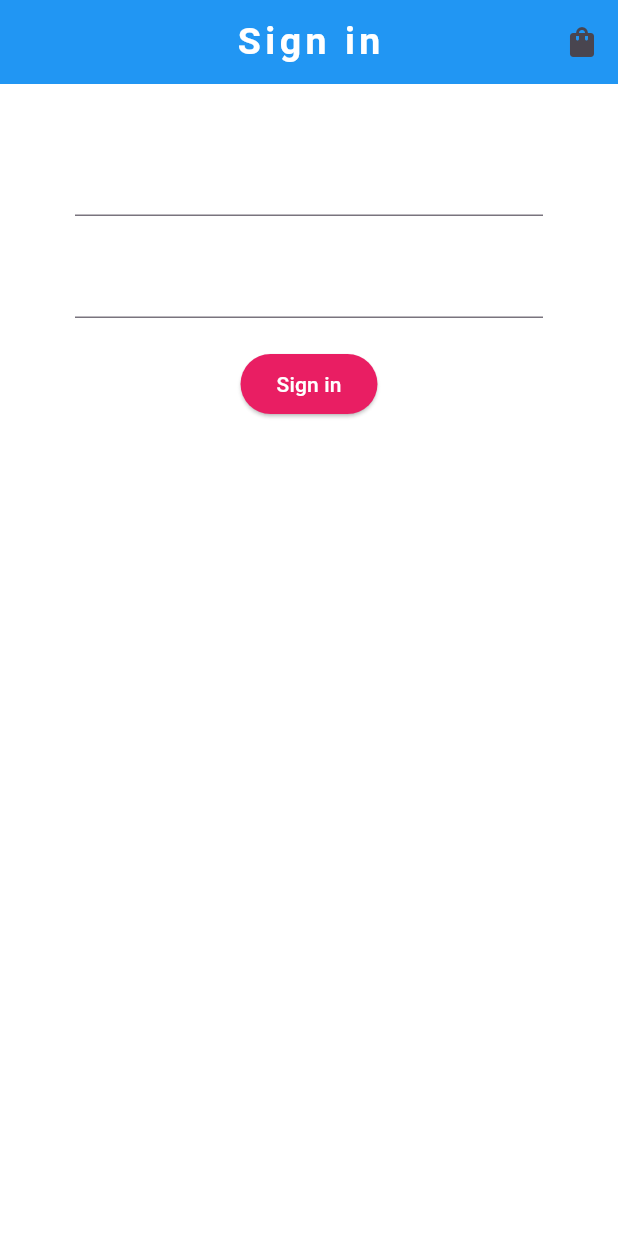
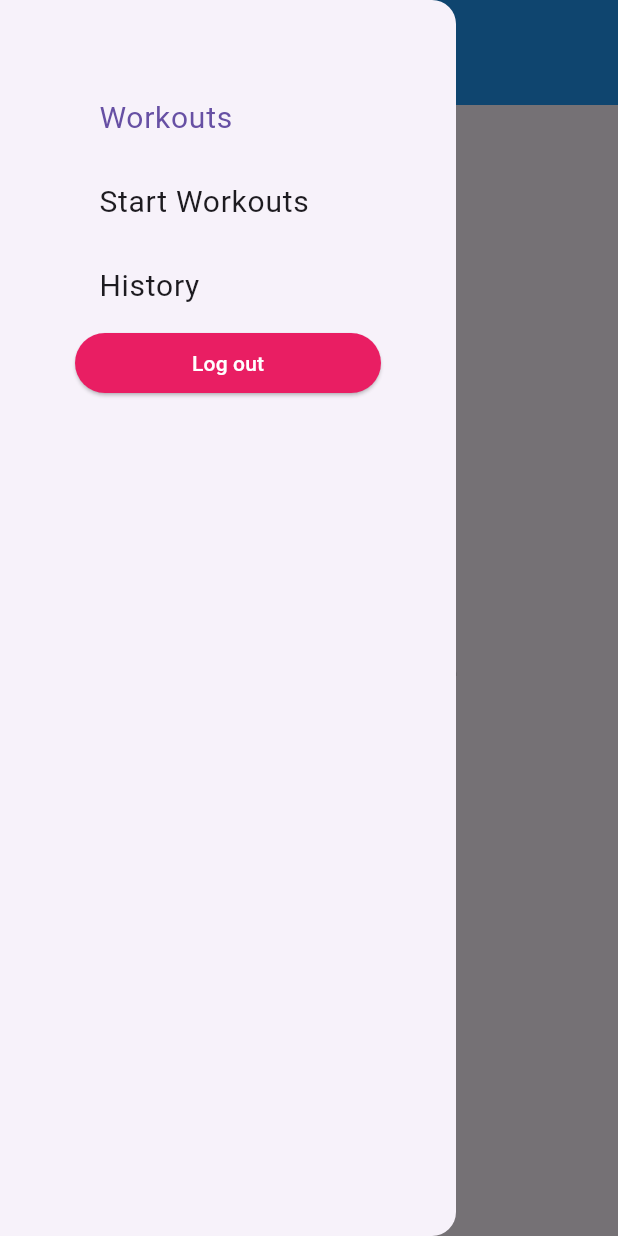
Before and after one commit to AsgerJarkKappel/fitnessTracker, a Flutter app: the screen it shows after launch, with the side drawer open (before the commit the screen has no drawer), on a phone screen of 412 x 824 dp. Run offline on Flutter 3.47's test engine with Material 3 defaults, Android fonts, the phone set to English and light mode, and no system bars; generated files the repository leaves out were written again; Roboto replaces fonts that are missing (Arial).

Commit message:
Sidebar and navigation working on home pages

```diff
--- a/lib/main.dart
+++ b/lib/main.dart
@@ -1,4 +1,6 @@
 import 'package:flutter/material.dart';
+import 'package:flutter_application_1/src/screens/authenticate/authenticate.dart';
+import 'package:flutter_application_1/src/screens/home/home.dart';
 import 'package:flutter_application_1/src/wrapper.dart';
 
 import 'src/app.dart';
@@ -53,6 +55,6 @@ class MyAppDefault extends StatelessWidget {
           scaffoldBackgroundColor: const Color.fromARGB(255, 216, 216, 216),
           useMaterial3: true,
         ),
-        home: const Wrapper());
+        home: const Home());
   }
 }
--- a/lib/src/app.dart
+++ b/lib/src/app.dart
@@ -7,6 +7,7 @@ import 'sample_feature/sample_item_list_view.dart';
 import 'settings/settings_controller.dart';
 import 'settings/settings_view.dart';
 
+/// CURENTLY UNSUSED!!!
 /// The Widget that configures your application.
 class MyApp extends StatelessWidget {
   const MyApp({
--- a/lib/src/screens/authenticate/authenticate.dart
+++ b/lib/src/screens/authenticate/authenticate.dart
@@ -1,6 +1,6 @@
 import 'package:flutter/material.dart';
 import 'package:flutter_application_1/src/screens/authenticate/register.dart';
-import 'package:flutter_application_1/src/screens/authenticate/signIn.dart';
+import 'package:flutter_application_1/src/screens/authenticate/sign_in.dart';
 
 class Authenticate extends StatefulWidget {
   const Authenticate({super.key});
--- a/lib/src/screens/authenticate/signIn.dart
+++ b/lib/src/screens/authenticate/sign_in.dart
@@ -1,7 +1,7 @@
 import 'package:flutter/material.dart';
 
 class SignIn extends StatefulWidget {
-  const SignIn({super.key, required this.toggleView});
+  const SignIn({Key? key, required this.toggleView}) : super(key: key);
 
   final Function toggleView;
 
@@ -25,16 +25,9 @@ class _SignInState extends State<SignIn> {
       backgroundColor: Colors.white,
       appBar: AppBar(
         centerTitle: true,
-        // TRY THIS: Try changing the color here to a specific color (to
-        // Colors.amber, perhaps?) and trigger a hot reload to see the AppBar
-        // change color while the other colors stay the same.
         backgroundColor: Colors.blue,
-
-        // Here we take the value from the MyHomePage object that was created by
-        // the App.build method, and use it to set our appbar title.
-
         title: const Text(
-          "Sign in",
+          "Sign up",
           style: TextStyle(
               color: Colors.white,
               fontSize: 25,
@@ -42,23 +35,33 @@ class _SignInState extends State<SignIn> {
               letterSpacing: 3,
               fontWeight: FontWeight.bold),
         ),
+        toolbarHeight: 70,
         actions: <Widget>[
           IconButton(
               onPressed: () {
                 widget.toggleView();
               },
-              icon: const Icon(Icons.shopping_bag_rounded))
+              icon: const Icon(Icons.shopping_bag_rounded)),
         ],
       ),
-      body: Container(
-          padding: const EdgeInsets.symmetric(vertical: 20, horizontal: 50),
+      body: Center(
+        child: Container(
+          padding: const EdgeInsets.symmetric(horizontal: 50),
           child: Form(
             //Associate form key with form
             key: _formKey,
             child: Column(
+              mainAxisAlignment:
+                  MainAxisAlignment.center, // Centering vertically
+              // Stretching horizontally
               children: <Widget>[
-                const SizedBox(height: 20.0),
                 TextFormField(
+                  decoration: const InputDecoration(
+                    border: OutlineInputBorder(),
+                    icon: Icon(Icons.email),
+                    hintText: 'Enter e-mail',
+                    labelText: 'E-mail',
+                  ),
                   validator: (value) =>
                       value!.isEmpty ? 'Enter an email' : null,
                   //update the value of email when ever it changes
@@ -68,8 +71,15 @@ class _SignInState extends State<SignIn> {
                     });
                   },
                 ),
-                const SizedBox(height: 20.0),
+                const SizedBox(
+                  height: 20.0,
+                ),
                 TextFormField(
+                  decoration: const InputDecoration(
+                    border: OutlineInputBorder(),
+                    icon: Icon(Icons.password),
+                    labelText: 'Password',
+                  ),
                   validator: (value) => value!.length < 6
                       ? 'Enter a password 6+ chars long'
                       : null,
@@ -78,7 +88,8 @@ class _SignInState extends State<SignIn> {
                     setState(() {
                       password = val;
                     });
-                    }),
+                  },
+                ),
                 const SizedBox(height: 20.0),
                 ElevatedButton(
                   //Async because of Firebase communication takes time
@@ -86,21 +97,23 @@ class _SignInState extends State<SignIn> {
                     print("Sign in pressed");
                   },
                   style: ButtonStyle(
-                    backgroundColor: MaterialStateProperty.all<Color>(
-                        Colors.pink), // sets the background color of the button
-                    foregroundColor: MaterialStateProperty.all<Color>(
-                        Colors.white), // sets the text color of the button
+                    backgroundColor:
+                        MaterialStateProperty.all<Color>(Colors.pink),
+                    foregroundColor:
+                        MaterialStateProperty.all<Color>(Colors.white),
                   ),
                   child: const Text('Sign in'),
                 ),
-                const SizedBox(
-                  height: 12.0,
+                const SizedBox(height: 12.0),
+                Text(
+                  error,
+                  style: const TextStyle(color: Colors.red, fontSize: 14.0),
                 ),
-                Text(error,
-                    style: const TextStyle(color: Colors.red, fontSize: 14.0))
               ],
             ),
-          )),
+          ),
+        ),
+      ),
     );
   }
 }
--- a/lib/src/screens/home/home.dart
+++ b/lib/src/screens/home/home.dart
@@ -1,22 +1,139 @@
 import 'package:flutter/material.dart';
 
 class Home extends StatelessWidget {
-  Home({super.key});
+  const Home({super.key});
+
+//this widget is also gonna be a wrapper for the pages when logged in
+  @override
+  Widget build(BuildContext context) {
+    return const MaterialApp(
+      home: MyHomePage(),
+    );
+  }
+}
+
+class MyHomePage extends StatefulWidget {
+  const MyHomePage({super.key});
+
+  @override
+  State<MyHomePage> createState() => _MyHomePageState();
+}
+
+class _MyHomePageState extends State<MyHomePage> {
+  //Start title at starting page
+  String _appBarTitle = 'Home';
+  int _selectedIndex = 0;
+  static const TextStyle optionStyle =
+      TextStyle(fontSize: 30, fontWeight: FontWeight.bold);
+
+  static const List<Widget> _widgetOptions = <Widget>[
+    //This is where you change the pages
+    Text(
+      'Index 0: Home',
+      style: optionStyle,
+    ),
+    Text(
+      'Index 1: Business',
+      style: optionStyle,
+    ),
+    Text(
+      'Index 2: School',
+      style: optionStyle,
+    ),
+  ];
+
+  void _onItemTapped(int index) {
+    setState(() {
+      _selectedIndex = index;
+    });
+  }
+
+  void _setTitle(String title) {
+    setState(() {
+      _appBarTitle = title;
+    });
+  }
 
   @override
   Widget build(BuildContext context) {
     return Scaffold(
-      backgroundColor: Colors.white,
       appBar: AppBar(
-        title: const Text('Home'),
-        backgroundColor: Colors.yellow,
-        actions: <Widget>[
-          IconButton(
+          centerTitle: true,
+          backgroundColor: Colors.blue,
+          title: Text(
+            _appBarTitle,
+            style: const TextStyle(
+                color: Colors.white,
+                fontSize: 25,
+                fontFamily: 'Arial',
+                letterSpacing: 3,
+                fontWeight: FontWeight.bold),
+          ),
+          toolbarHeight: 70),
+      body: Center(
+        child: _widgetOptions[_selectedIndex],
+      ),
+      drawer: Drawer(
+        // Add a ListView to the drawer. This ensures the user can scroll
+        // through the options in the drawer if there isn't enough vertical
+        // space to fit everything.
+        child: ListView(
+          // Important: Remove any padding from the ListView.
+          padding: const EdgeInsets.symmetric(vertical: 50, horizontal: 50),
+          children: [
+            ListTile(
+              title: const Text('Workouts', style: TextStyle(fontSize: 20)),
+              selected: _selectedIndex == 0,
+              onTap: () {
+                //update title
+                _setTitle('Workouts');
+                // Update the state of the app
+                _onItemTapped(0);
+                // Then close the drawer
+                Navigator.pop(context);
+              },
+            ),
+            ListTile(
+              title:
+                  const Text('Start Workouts', style: TextStyle(fontSize: 20)),
+              selected: _selectedIndex == 1,
+              onTap: () {
+                //update title
+                _setTitle('Start Workouts');
+                // Update the state of the app
+                _onItemTapped(1);
+                // Then close the drawer
+                Navigator.pop(context);
+              },
+            ),
+            ListTile(
+              title: const Text(
+                'History',
+                style: TextStyle(fontSize: 20),
+              ),
+              selected: _selectedIndex == 2,
+              onTap: () {
+                //update title
+                _setTitle('History');
+                // Update the state of the app
+                _onItemTapped(2);
+                // Then close the drawer
+                Navigator.pop(context);
+              },
+            ),
+            ElevatedButton(
+              //Async because of Firebase communication takes time
               onPressed: () {
-                print("loged out");
+                print("Log put");
               },
-              icon: const Icon(Icons.person))
-        ],
+              style: ButtonStyle(
+                backgroundColor: MaterialStateProperty.all<Color>(Colors.pink),
+                foregroundColor: MaterialStateProperty.all<Color>(Colors.white),
+              ),
+              child: const Text('Log out'),
+            ),
+          ],
+        ),
       ),
     );
   }
--- a/lib/src/wrapper.dart
+++ b/lib/src/wrapper.dart
@@ -1,5 +1,6 @@
 import 'package:flutter/material.dart';
 import 'package:flutter_application_1/src/screens/authenticate/authenticate.dart';
+import 'package:flutter_application_1/src/screens/home/home.dart';
 
 class Wrapper extends StatelessWidget {
   const Wrapper({super.key});
@@ -7,6 +8,6 @@ class Wrapper extends StatelessWidget {
   @override
   Widget build(BuildContext context) {
     // Return either home or authentication widget based on user authentication status
-    return const Authenticate();
+    return Home();
   }
 }
```
Also changed, not shown: lib/src/screens/authenticate/register.dart (+35 -24 lines). Lines whose indentation alone changed are shown as unchanged.
